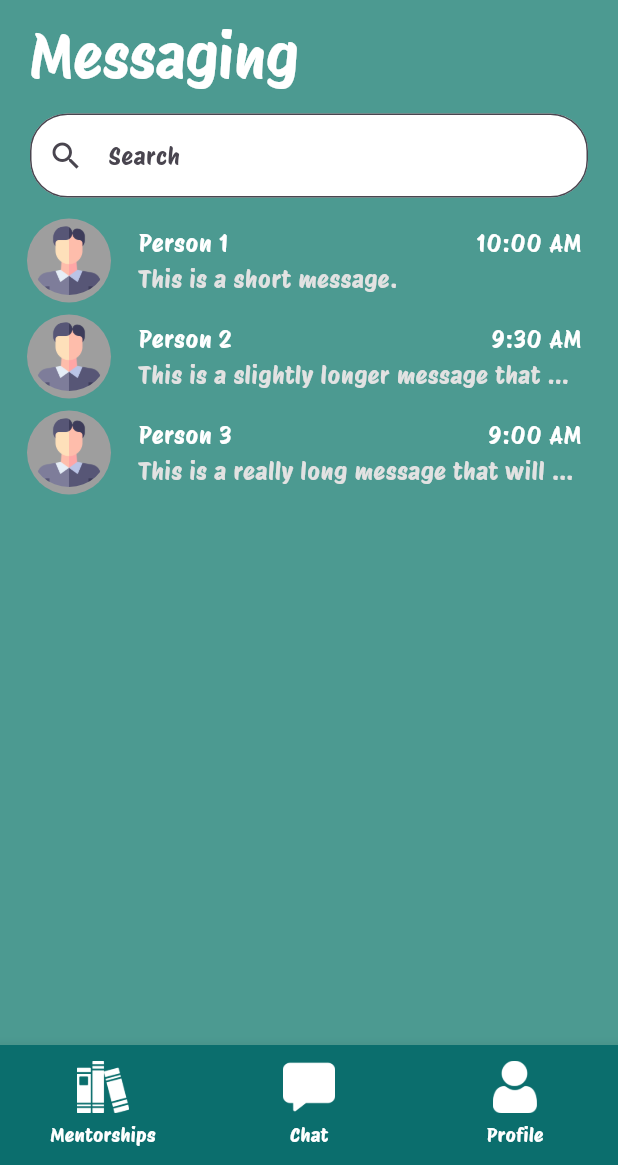
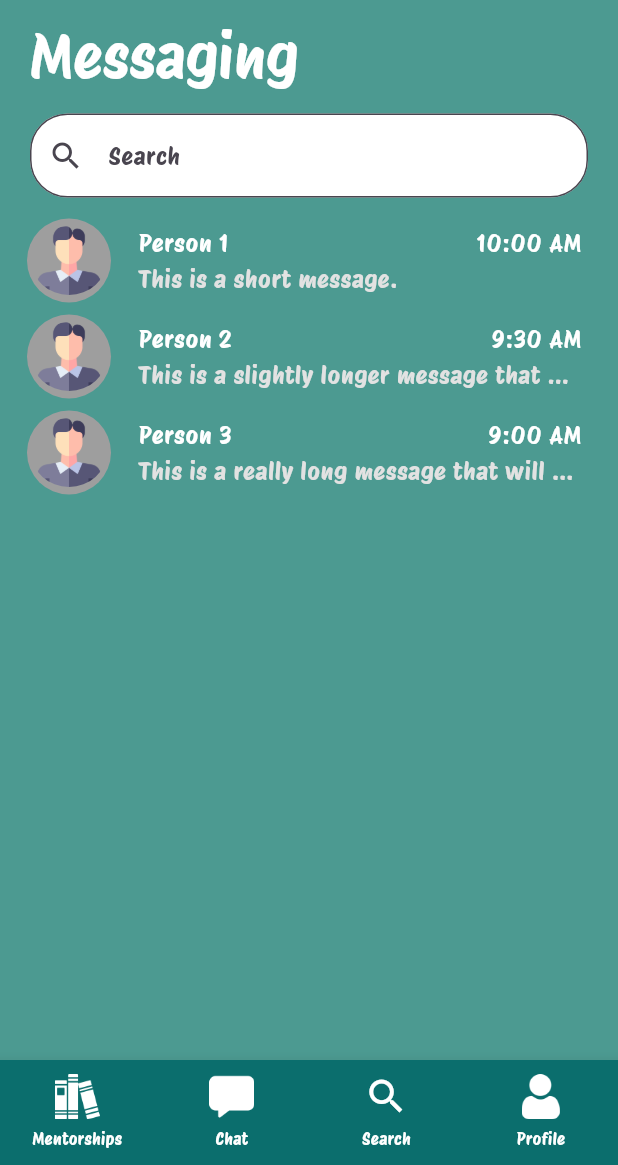
Before and after one commit to jaderaposa/mentor_shift, a Flutter app: the screen it shows after launch, on a phone screen of 412 x 824 dp, the part 71-1236 px from its top. Run offline on Flutter 3.47's test engine with Material 3 defaults, Android fonts, the phone set to English and light mode, and no system bars.

Commit message:
inarayos ko lang botnavbar tas icons sa registration

```diff
--- a/lib/objects/bottomnav.dart
+++ b/lib/objects/bottomnav.dart
@@ -4,37 +4,47 @@ class CustomBottomNavigationBar extends StatelessWidget {
   final int currentIndex;
   final Function(int) onTap;
 
-  const CustomBottomNavigationBar({super.key, required this.currentIndex, required this.onTap});
+  const CustomBottomNavigationBar(
+      {Key? key, required this.currentIndex, required this.onTap})
+      : super(key: key);
 
   @override
   Widget build(BuildContext context) {
     return SizedBox(
-      height: 80.0,
+      height: 70.0,
       child: BottomNavigationBar(
+        type: BottomNavigationBarType.fixed,
         currentIndex: currentIndex,
-        onTap: onTap,
+        onTap: onTap as void Function(int)?,
         backgroundColor: const Color(0xFF0B6E6D),
         items: <BottomNavigationBarItem>[
           BottomNavigationBarItem(
             icon: Padding(
-              padding: const EdgeInsets.only(bottom: 5.0),
+              padding: const EdgeInsets.only(bottom: 5),
               child:
-                  Image.asset('images/icons/books.png', width: 35, height: 35),
+                  Image.asset('images/icons/books.png', width: 30, height: 30),
             ),
             label: 'Mentorships',
           ),
           BottomNavigationBarItem(
             icon: Padding(
-              padding: const EdgeInsets.only(bottom: 5.0),
-              child: Image.asset('images/icons/msg.png', width: 35, height: 35),
+              padding: const EdgeInsets.only(bottom: 5),
+              child: Image.asset('images/icons/msg.png', width: 30, height: 30),
             ),
             label: 'Chat',
           ),
+          const BottomNavigationBarItem(
+            icon: Padding(
+              padding: EdgeInsets.only(bottom: 5),
+              child: Icon(Icons.search, size: 30, color: Colors.white),
+            ),
+            label: 'Search',
+          ),
           BottomNavigationBarItem(
             icon: Padding(
-              padding: const EdgeInsets.only(bottom: 5.0),
+              padding: const EdgeInsets.only(bottom: 5),
               child: Image.asset('images/icons/profile.png',
-                  width: 35, height: 35),
+                  width: 30, height: 30),
             ),
             label: 'Profile',
           ),
@@ -42,9 +52,9 @@ class CustomBottomNavigationBar extends StatelessWidget {
         selectedItemColor: Colors.white,
         unselectedItemColor: Colors.white,
         selectedLabelStyle:
-            const TextStyle(fontFamily: 'ProtestRiot', fontSize: 13.0),
+            const TextStyle(fontFamily: 'ProtestRiot', fontSize: 11.0),
         unselectedLabelStyle:
-            const TextStyle(fontFamily: 'ProtestRiot', fontSize: 13.0),
+            const TextStyle(fontFamily: 'ProtestRiot', fontSize: 11.0),
       ),
     );
   }
--- a/lib/pages/register.dart
+++ b/lib/pages/register.dart
@@ -50,7 +50,7 @@ class RegisterState extends State<Register> {
                         mainAxisAlignment: MainAxisAlignment.center,
                         children: <Widget>[
                           Image.asset(
-                            'images/mentorshiftorig.png',
+                            'images/icons/mentorshiftorig.png',
                             width: double
                                 .infinity, // Make the image take the full width
                             height:
--- a/lib/pages/register1.dart
+++ b/lib/pages/register1.dart
@@ -56,7 +56,7 @@ class Register1State extends State<Register1> {
                     mainAxisAlignment: MainAxisAlignment.center,
                     children: <Widget>[
                       Image.asset(
-                        'images/mentorshiftorig.png',
+                        'images/icons/mentorshiftorig.png',
                         width: double
                             .infinity, // Make the image take the full width
                         height:
```
